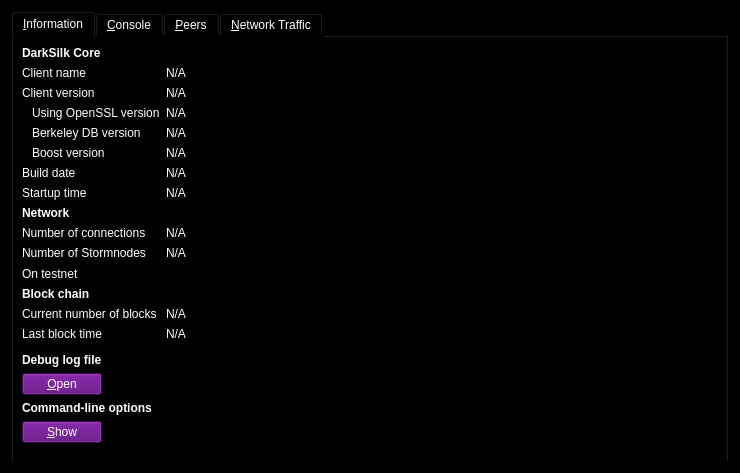
waffle-iron/DarkSilk-Release-Candidate, file src/qt/forms/debugconsole.ui: the form before one commit.
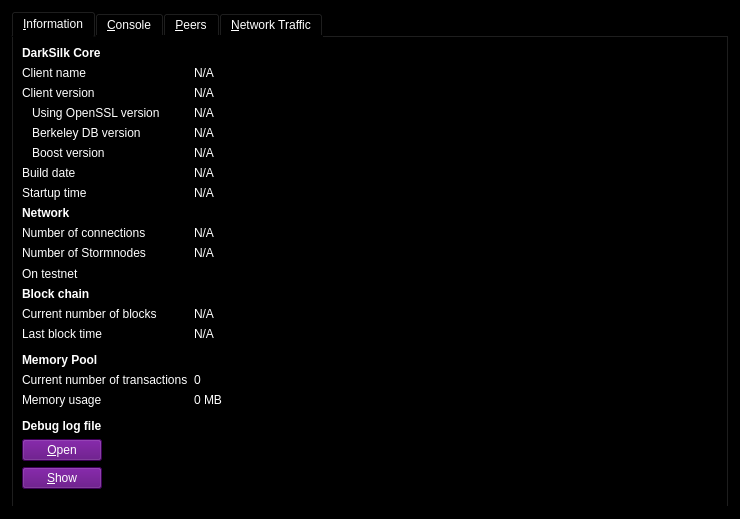
The form after the commit. The open tabs and pages were chosen to show the change. Icons and pictures are not drawn. Custom widgets are drawn as their Qt base class.

Commit message: Adds number of tx in mempool and memory usage to UI.

Patch:
```diff
--- a/src/qt/forms/debugconsole.ui
+++ b/src/qt/forms/debugconsole.ui
@@ -7,7 +7,7 @@
     <x>0</x>
     <y>0</y>
     <width>740</width>
-    <height>468</height>
+    <height>496</height>
    </rect>
   </property>
   <property name="windowTitle">
@@ -348,7 +348,7 @@
         </widget>
        </item>
        <item row="15" column="0">
-        <spacer name="verticalSpacer_2">
+        <spacer name="verticalSpacer_1">
          <property name="orientation">
           <enum>Qt::Vertical</enum>
          </property>
@@ -361,6 +361,78 @@
         </spacer>
        </item>
        <item row="16" column="0">
+        <widget class="QLabel" name="labelMemoryPool">
+         <property name="font">
+          <font>
+           <weight>75</weight>
+           <bold>true</bold>
+          </font>
+         </property>
+         <property name="text">
+          <string>Memory Pool</string>
+         </property>
+        </widget>
+       </item>
+       <item row="17" column="0">
+        <widget class="QLabel" name="labelCurrentNumTrans">
+         <property name="text">
+          <string>Current number of transactions</string>
+         </property>
+        </widget>
+       </item>
+       <item row="17" column="1">
+        <widget class="QLabel" name="mempoolNumberTxs">
+         <property name="cursor">
+          <cursorShape>IBeamCursor</cursorShape>
+         </property>
+         <property name="text">
+          <string>0</string>
+         </property>
+         <property name="textFormat">
+          <enum>Qt::PlainText</enum>
+         </property>
+         <property name="textInteractionFlags">
+          <set>Qt::LinksAccessibleByMouse|Qt::TextSelectableByKeyboard|Qt::TextSelectableByMouse</set>
+         </property>
+        </widget>
+       </item>
+       <item row="19" column="0">
+        <widget class="QLabel" name="labelMemoryPoolUse">
+         <property name="text">
+          <string>Memory usage</string>
+         </property>
+        </widget>
+       </item>
+       <item row="19" column="1">
+        <widget class="QLabel" name="mempoolSize">
+         <property name="cursor">
+          <cursorShape>IBeamCursor</cursorShape>
+         </property>
+         <property name="text">
+          <string>0 MB</string>
+         </property>
+         <property name="textFormat">
+          <enum>Qt::PlainText</enum>
+         </property>
+         <property name="textInteractionFlags">
+          <set>Qt::LinksAccessibleByMouse|Qt::TextSelectableByKeyboard|Qt::TextSelectableByMouse</set>
+         </property>
+        </widget>
+       </item>
+       <item row="20" column="0">
+        <spacer name="verticalSpacer_2">
+         <property name="orientation">
+          <enum>Qt::Vertical</enum>
+         </property>
+         <property name="sizeHint" stdset="0">
+          <size>
+           <width>20</width>
+           <height>10</height>
+          </size>
+         </property>
+        </spacer>
+       </item>
+       <item row="21" column="0">
         <widget class="QLabel" name="labelDebugLogfile">
          <property name="font">
           <font>
@@ -373,7 +445,7 @@
          </property>
         </widget>
        </item>
-       <item row="17" column="0">
+       <item row="22" column="0">
         <widget class="QPushButton" name="openDebugLogfileButton">
          <property name="toolTip">
           <string>Open the DarkSilk debug log file from the current data directory. This can take a few seconds for large log files.</string>
@@ -391,20 +463,7 @@
          </property>
         </widget>
        </item>
-       <item row="18" column="0">
-        <widget class="QLabel" name="labelCLOptions">
-         <property name="font">
-          <font>
-           <weight>75</weight>
-           <bold>true</bold>
-          </font>
-         </property>
-         <property name="text">
-          <string>Command-line options</string>
-         </property>
-        </widget>
-       </item>
-       <item row="19" column="0">
+       <item row="23" column="0">
         <widget class="QPushButton" name="showCLOptionsButton">
          <property name="toolTip">
           <string>Show the DarkSilk-Qt help message to get a list with possible DarkSilk command-line options.</string>
@@ -422,7 +481,7 @@
          </property>
         </widget>
        </item>
-       <item row="20" column="0">
+       <item row="24" column="0">
         <spacer name="verticalSpacer">
          <property name="orientation">
           <enum>Qt::Vertical</enum>
```
Left out of the diff: 4 changed lines with no effect on the pictures. The commit also changes 10 other files.
